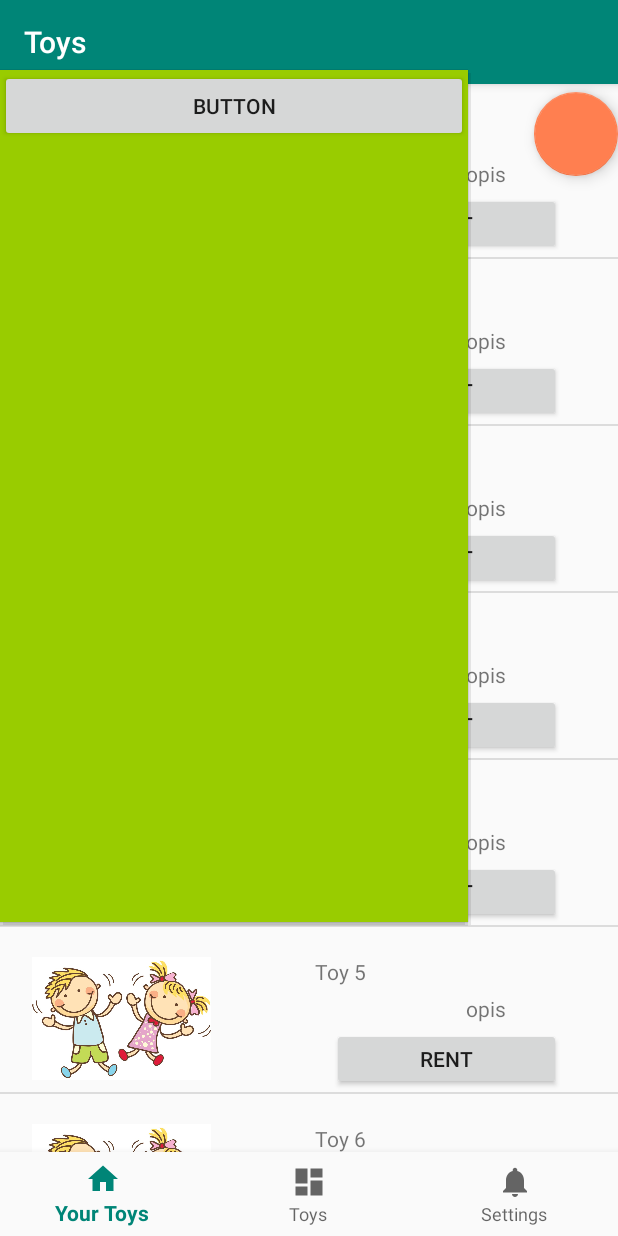
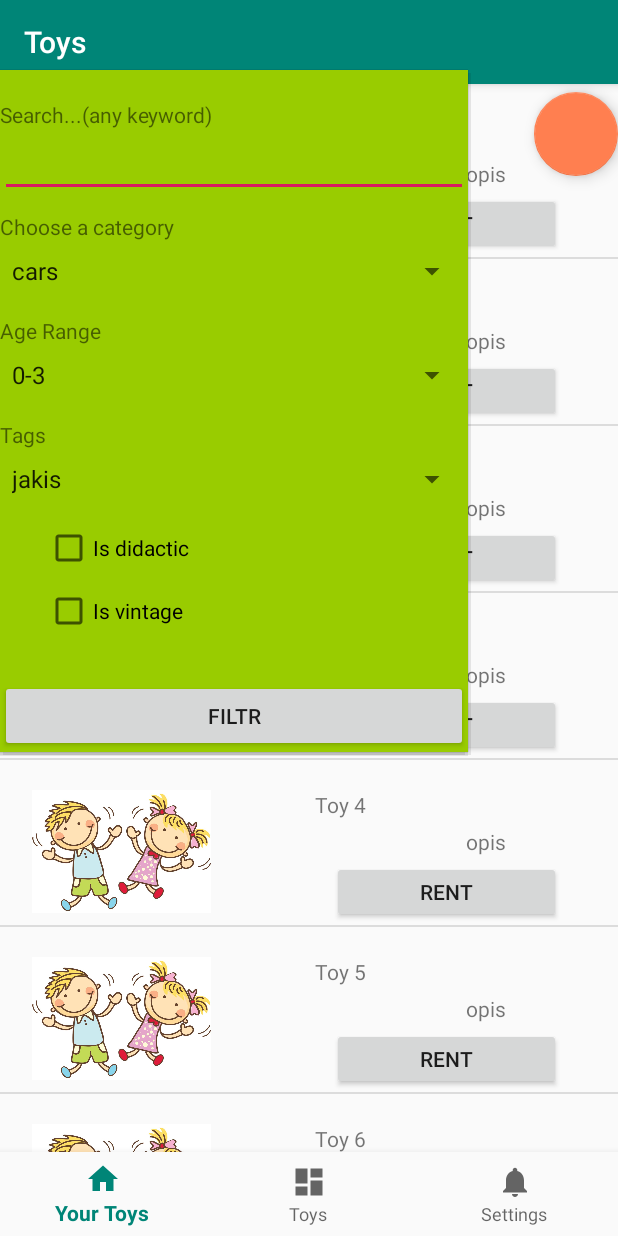
Before and after one commit to Matix97/EngineeringWorkClient, an Android app: the DashboardFragment screen opened through its navigation route, after a tap on an icon or button, on a phone screen of 412 x 824 dp. Run offline under Robolectric (Android 15) with nearby library versions, the phone set to English and light mode, and no system bars; our stand-ins replace navigation-ui; 1 statement that could not run was skipped.

Commit message:
filtrowanie dodanie, ale będzie trzeba jeszcze rozwiązać jak pobierać i przekazywać wszytkie dane

```diff
--- a/app/src/main/java/com/example/exchangetoys/FilterActivity.java
+++ b/app/src/main/java/com/example/exchangetoys/FilterActivity.java
@@ -3,18 +3,34 @@ package com.example.exchangetoys;
 import android.view.Gravity;
 import android.view.LayoutInflater;
 import android.view.View;
+import android.widget.Button;
+import android.widget.CheckBox;
+import android.widget.EditText;
 import android.widget.PopupWindow;
+import android.widget.Spinner;
+import android.widget.Toast;
 
+import com.example.exchangetoys.DTOs.ToyServiceData.Toy;
 import com.example.exchangetoys.Services.ServiceGenerator;
-import com.example.exchangetoys.Services.UserService;
+import com.example.exchangetoys.Services.ToyService;
+
+import java.util.List;
+
+import retrofit2.Call;
+import retrofit2.Callback;
+import retrofit2.Response;
 
 public class FilterActivity {
     private View view;
-    private UserService userService;
+
+
+    private Spinner mainCategory, age, tags;
+    private EditText anyKeyword;
+    private CheckBox isDidactic, isVintage;
+    private Button confirm;
 
     public void showPopupWindow(final View v) {
         this.view = v;
-        this.userService = ServiceGenerator.createService(UserService.class);
         //Create a View object yourself through inflater
         LayoutInflater inflater = (LayoutInflater) view.getContext().getSystemService(view.getContext().LAYOUT_INFLATER_SERVICE);
         View popupView = inflater.inflate(R.layout.filtr_activity, null);
@@ -28,7 +44,45 @@ public class FilterActivity {
         //Set the location of the window on the screen
         popupWindow.showAtLocation(view, Gravity.CENTER, 0, 70);
         //todo find view by id for all components
+        mainCategory = popupView.findViewById(R.id.category_spinner);
+        age = popupView.findViewById(R.id.age_spinner);
+        tags = popupView.findViewById(R.id.tag_spinner);
+        anyKeyword = popupView.findViewById(R.id.any_keyword);
+        isDidactic = popupView.findViewById(R.id.is_didactic);
+        isVintage = popupView.findViewById(R.id.is_vintage);
+        confirm = popupView.findViewById(R.id.confirm_filtr);
+        confirm.setOnClickListener(s -> {
+            //  filter();
+            popupWindow.dismiss();
+            ParentMainActivity.filtr(view);
+
+        });
 
 
     }
+
+    private void filter() {
+        ToyService toyService = ServiceGenerator.createAuthorizedService(ToyService.class);
+        Call<List<Toy>> call = toyService.getToys();
+        call.enqueue(new Callback<List<Toy>>() {
+            @Override
+            public void onResponse(Call<List<Toy>> call, Response<List<Toy>> response) {
+                if (response.isSuccessful()) {
+//                data = response.body();
+//                for (int i = 0; i < data.size(); i++) {
+//                    if (!data.get(i).isTaken() && data.get(i).isOk())
+//                        finalData.add(data.get(i));
+//                }
+//                CarArturAdapter arturAdapter = new CarArturAdapter(getContext(), R.layout.cars_adapter, finalData);
+//                setListAdapter(arturAdapter);
+                } else
+                    Toast.makeText(view.getContext(), "Error in GET toys ", Toast.LENGTH_SHORT).show();
+            }
+
+            @Override
+            public void onFailure(Call<List<Toy>> call, Throwable t) {
+                Toast.makeText(view.getContext(), "FAILURE Error in GET toys ", Toast.LENGTH_SHORT).show();
+            }
+        });
+    }
 }
--- a/app/src/main/java/com/example/exchangetoys/ParentMainActivity.java
+++ b/app/src/main/java/com/example/exchangetoys/ParentMainActivity.java
@@ -1,7 +1,7 @@
 package com.example.exchangetoys;
 
 import android.os.Bundle;
-import android.view.Window;
+import android.view.View;
 
 import androidx.appcompat.app.AppCompatActivity;
 import androidx.navigation.NavController;
@@ -10,6 +10,7 @@ import androidx.navigation.ui.AppBarConfiguration;
 import androidx.navigation.ui.NavigationUI;
 
 import com.google.android.material.bottomnavigation.BottomNavigationView;
+import com.google.android.material.snackbar.Snackbar;
 
 public class ParentMainActivity extends AppCompatActivity {
 
@@ -18,7 +19,7 @@ public class ParentMainActivity extends AppCompatActivity {
     protected void onCreate(Bundle savedInstanceState) {
         super.onCreate(savedInstanceState);
         setContentView(R.layout.activity_main);
-        this.getWindow().setFeatureInt(Window.FEATURE_CUSTOM_TITLE, R.layout.title);
+        //  this.getWindow().setFeatureInt(Window.FEATURE_CUSTOM_TITLE, R.layout.title);
         Bundle name = getIntent().getExtras();
         loginName = (String) name.get("name");
         BottomNavigationView navView = findViewById(R.id.nav_view);
@@ -34,4 +35,9 @@ public class ParentMainActivity extends AppCompatActivity {
 
     }
 
+    public static void filtr(View view) {
+        Snackbar.make(view, "Here's a Snackbar", Snackbar.LENGTH_LONG)
+                .setAction("Action", null).show();
+    }
+
 }
--- a/app/src/main/res/layout/filtr_activity.xml
+++ b/app/src/main/res/layout/filtr_activity.xml
@@ -1,13 +1,91 @@
 <?xml version="1.0" encoding="utf-8"?>
-<LinearLayout xmlns:android="http://schemas.android.com/apk/res/android"
-    android:orientation="vertical"
+<ScrollView xmlns:android="http://schemas.android.com/apk/res/android"
     android:layout_width="match_parent"
-    android:layout_height="match_parent"
-    android:background="@android:color/holo_green_light">
+    android:layout_height="wrap_content"
+    android:fillViewport="false">
 
-    <Button
-        android:id="@+id/button"
+    <LinearLayout
         android:layout_width="match_parent"
-        android:layout_height="wrap_content"
-        android:text="Button" />
-</LinearLayout>
+        android:layout_height="match_parent"
+        android:background="@android:color/holo_green_light"
+        android:orientation="vertical">
+
+        <TextView
+            android:layout_marginTop="20dp"
+            android:layout_width="match_parent"
+            android:layout_height="match_parent"
+            android:text="Search...(any keyword)" />
+
+        <EditText
+            android:id="@+id/any_keyword"
+            android:layout_width="match_parent"
+            android:layout_height="wrap_content" />
+
+        <TextView
+            android:paddingTop="10dp"
+            android:layout_width="match_parent"
+            android:layout_height="match_parent"
+            android:text="@string/category_prompt" />
+
+        <Spinner
+            android:id="@+id/category_spinner"
+            android:layout_width="match_parent"
+            android:layout_height="40dp"
+            android:entries="@array/spinner_category"
+            android:prompt="@string/category_prompt"
+            android:spinnerMode="dialog" />
+
+        <TextView
+            android:paddingTop="10dp"
+            android:layout_width="match_parent"
+            android:layout_height="match_parent"
+            android:text="@string/age_prompt" />
+
+        <Spinner
+            android:id="@+id/age_spinner"
+            android:layout_width="match_parent"
+            android:layout_height="40dp"
+            android:entries="@array/age_category"
+            android:prompt="@string/age_prompt"
+            android:spinnerMode="dialog" />
+        <!--tags-->
+        <TextView
+            android:paddingTop="10dp"
+            android:layout_width="match_parent"
+            android:layout_height="match_parent"
+            android:text="@string/tag_prompt" />
+
+        <Spinner
+            android:id="@+id/tag_spinner"
+            android:layout_width="match_parent"
+            android:layout_height="40dp"
+            android:entries="@array/tag_category"
+            android:prompt="@string/tag_prompt"
+            android:spinnerMode="dialog" />
+
+        <CheckBox
+            android:layout_marginTop="10dp"
+            android:layout_marginLeft="30dp"
+            android:id="@+id/is_didactic"
+            android:layout_width="wrap_content"
+            android:layout_height="wrap_content"
+            android:text="Is didactic" />
+
+        <CheckBox
+            android:layout_marginTop="10dp"
+            android:layout_marginLeft="30dp"
+            android:id="@+id/is_vintage"
+            android:layout_width="wrap_content"
+            android:layout_height="wrap_content"
+            android:text="Is vintage" />
+
+        <Button
+            android:layout_marginTop="30dp"
+            android:id="@+id/confirm_filtr"
+            android:layout_width="match_parent"
+            android:layout_height="wrap_content"
+            android:text="Filtr" />
+
+
+    </LinearLayout>
+</ScrollView>
--- /dev/null
+++ b/app/src/main/res/values/arrays.xml
@@ -0,0 +1,19 @@
+<?xml version="1.0" encoding="utf-8"?>
+<resources>
+    <string-array name="spinner_category">
+        <item>cars</item>
+        <item>dolls</item>
+        <item>tedyie</item>
+        <item>item4</item>
+    </string-array>
+    <string-array name="age_category">
+        <item>0-3</item>
+        <item>4-7</item>
+        <item>8-12</item>
+        <item>13-15</item>
+        <item>15-100</item>
+    </string-array>
+    <string-array name="tag_category">
+        <item>jakis</item>
+    </string-array>
+</resources>
--- a/app/src/main/res/values/strings.xml
+++ b/app/src/main/res/values/strings.xml
@@ -13,4 +13,10 @@
     <string name="your_rented_toys">Your rented toys</string>
     <string name="your_toys">Your toys</string>
     <string name="register">Register</string>
+    <!--To spinner category-->
+    <string name="category_prompt">Choose a category</string>
+    <string name="age_prompt">Age Range</string>
+    <string name="tag_prompt">Tags</string>
+
+
 </resources>
```
